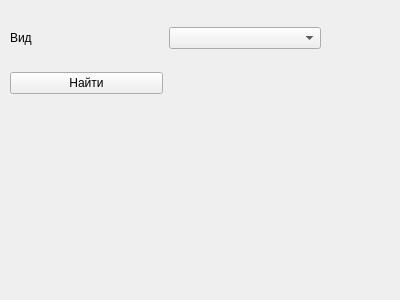
First picture: the form in ui/morphology.ui, repository TwistRU/DVO_RAN_Banding_birds, before the edit.
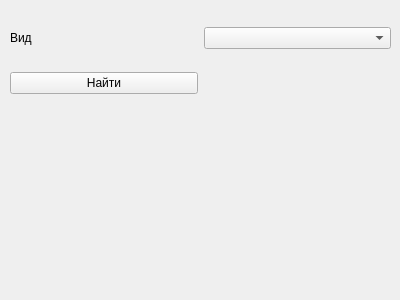
Second picture: the form after the edit. Custom widgets are drawn as their Qt base class.

```diff
--- a/ui/morphology.ui
+++ b/ui/morphology.ui
@@ -18,7 +18,7 @@
     <rect>
      <x>10</x>
      <y>10</y>
-     <width>311</width>
+     <width>381</width>
      <height>101</height>
     </rect>
    </property>
```
